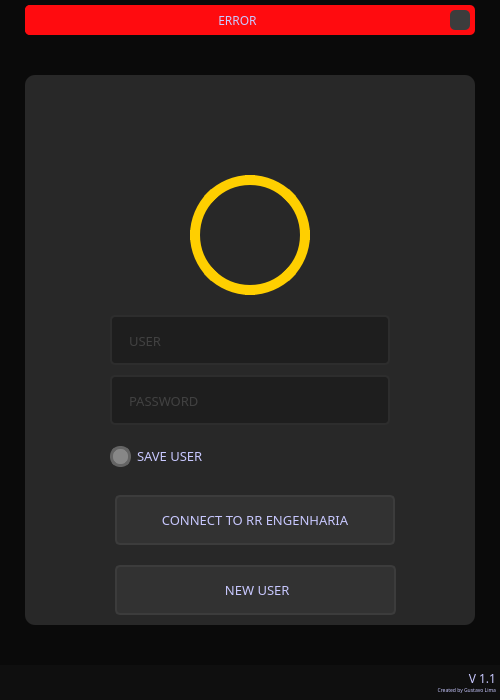
Before: the Qt Designer form Qt/login.ui in GLimas99/MakeForms, drawn with Qt 5.
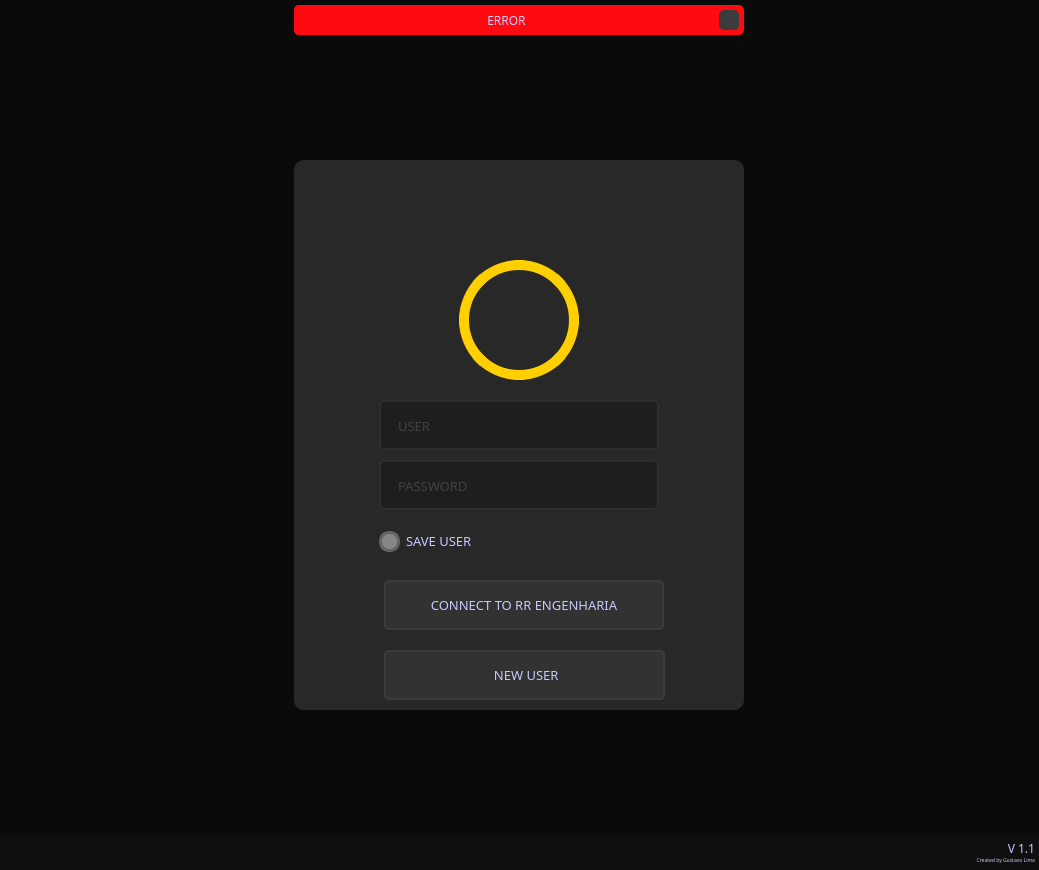
After: the same form once the commit is applied. Icons and pictures are not drawn.

```diff
--- a/Qt/login.ui
+++ b/Qt/login.ui
@@ -6,14 +6,14 @@
    <rect>
     <x>0</x>
     <y>0</y>
-    <width>500</width>
-    <height>700</height>
+    <width>1039</width>
+    <height>870</height>
    </rect>
   </property>
   <property name="minimumSize">
    <size>
-    <width>500</width>
-    <height>700</height>
+    <width>1039</width>
+    <height>870</height>
    </size>
   </property>
   <property name="windowTitle">
```
